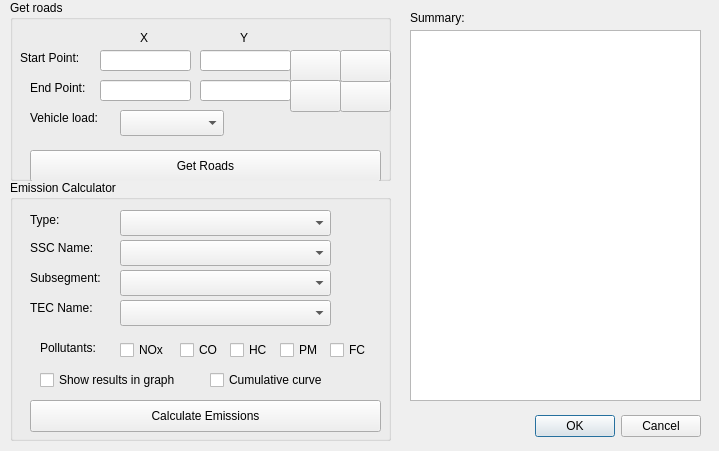
NPRA/RoadEmissionCalculator, file road_emission_calculator_dialog_base.ui: the form before one commit.
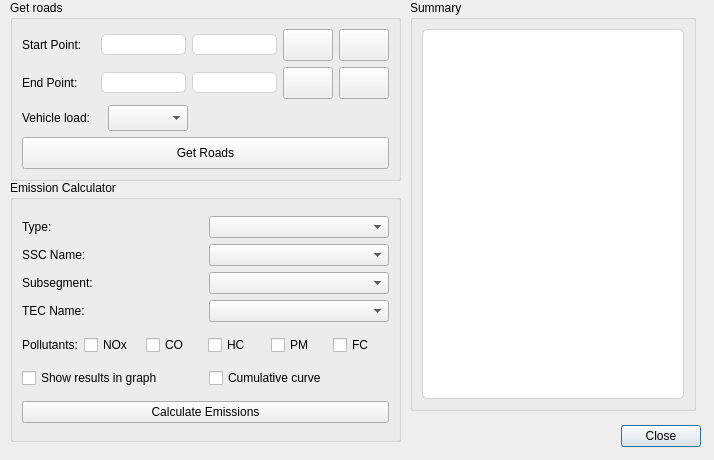
The form after the commit. Icons and pictures are not drawn.

Commit message: - set ui constrains

What changed in the file:
```diff
--- a/road_emission_calculator_dialog_base.ui
+++ b/road_emission_calculator_dialog_base.ui
@@ -9,8 +9,8 @@
    <rect>
     <x>0</x>
     <y>0</y>
-    <width>719</width>
-    <height>451</height>
+    <width>714</width>
+    <height>460</height>
    </rect>
   </property>
   <property name="windowTitle">
@@ -23,7 +23,7 @@
    <property name="geometry">
     <rect>
      <x>530</x>
-     <y>410</y>
+     <y>420</y>
      <width>171</width>
      <height>32</height>
     </rect>
@@ -32,7 +32,7 @@
     <enum>Qt::Horizontal</enum>
    </property>
    <property name="standardButtons">
-    <set>QDialogButtonBox::Cancel|QDialogButtonBox::Ok</set>
+    <set>QDialogButtonBox::Close</set>
    </property>
   </widget>
   <widget class="QGroupBox" name="groupBoxCalculator">
@@ -40,457 +40,472 @@
     <rect>
      <x>10</x>
      <y>180</y>
-     <width>381</width>
-     <height>261</height>
+     <width>391</width>
+     <height>262</height>
     </rect>
    </property>
    <property name="title">
     <string>Emission Calculator</string>
    </property>
-   <widget class="QLabel" name="label_7">
-    <property name="geometry">
-     <rect>
-      <x>20</x>
-      <y>30</y>
-      <width>41</width>
-      <height>20</height>
-     </rect>
-    </property>
-    <property name="text">
-     <string>Type:</string>
-    </property>
-   </widget>
-   <widget class="QComboBox" name="cmbBoxTecName">
-    <property name="geometry">
-     <rect>
-      <x>110</x>
-      <y>120</y>
-      <width>211</width>
-      <height>26</height>
-     </rect>
-    </property>
-   </widget>
-   <widget class="QCheckBox" name="checkBoxShowInGraph">
-    <property name="geometry">
-     <rect>
-      <x>30</x>
-      <y>190</y>
-      <width>151</width>
-      <height>20</height>
-     </rect>
-    </property>
-    <property name="text">
-     <string>Show results in graph</string>
-    </property>
-   </widget>
-   <widget class="QCheckBox" name="checkBoxCumulative">
-    <property name="geometry">
-     <rect>
-      <x>200</x>
-      <y>190</y>
-      <width>141</width>
-      <height>20</height>
-     </rect>
-    </property>
-    <property name="text">
-     <string>Cumulative curve</string>
-    </property>
-   </widget>
-   <widget class="QLabel" name="label_10">
-    <property name="geometry">
-     <rect>
-      <x>20</x>
-      <y>120</y>
-      <width>81</width>
-      <height>16</height>
-     </rect>
-    </property>
-    <property name="text">
-     <string>TEC Name:</string>
-    </property>
-   </widget>
-   <widget class="QComboBox" name="cmbBoxType">
-    <property name="geometry">
-     <rect>
-      <x>110</x>
-      <y>30</y>
-      <width>211</width>
-      <height>26</height>
-     </rect>
-    </property>
-   </widget>
-   <widget class="QComboBox" name="cmbBoxSubsegment">
-    <property name="geometry">
-     <rect>
-      <x>110</x>
-      <y>90</y>
-      <width>211</width>
-      <height>26</height>
-     </rect>
-    </property>
-   </widget>
-   <widget class="QCheckBox" name="checkBoxCo">
-    <property name="geometry">
-     <rect>
-      <x>170</x>
-      <y>160</y>
-      <width>41</width>
-      <height>20</height>
-     </rect>
-    </property>
-    <property name="text">
-     <string>CO</string>
-    </property>
-   </widget>
-   <widget class="QPushButton" name="btnGetEmissions">
-    <property name="geometry">
-     <rect>
-      <x>20</x>
-      <y>220</y>
-      <width>351</width>
-      <height>32</height>
-     </rect>
-    </property>
-    <property name="text">
-     <string>Calculate Emissions</string>
-    </property>
-   </widget>
-   <widget class="QCheckBox" name="checkBoxNox">
-    <property name="geometry">
-     <rect>
-      <x>110</x>
-      <y>160</y>
-      <width>51</width>
-      <height>20</height>
-     </rect>
-    </property>
-    <property name="text">
-     <string>NOx</string>
-    </property>
-   </widget>
-   <widget class="QCheckBox" name="checkBoxHc">
-    <property name="geometry">
-     <rect>
-      <x>220</x>
-      <y>160</y>
-      <width>41</width>
-      <height>20</height>
-     </rect>
-    </property>
-    <property name="text">
-     <string>HC</string>
-    </property>
-   </widget>
-   <widget class="QCheckBox" name="checkBoxPm">
-    <property name="geometry">
-     <rect>
-      <x>270</x>
-      <y>160</y>
-      <width>41</width>
-      <height>20</height>
-     </rect>
-    </property>
-    <property name="text">
-     <string>PM</string>
-    </property>
-   </widget>
-   <widget class="QComboBox" name="cmbBoxSscName">
-    <property name="geometry">
-     <rect>
-      <x>110</x>
-      <y>60</y>
-      <width>211</width>
-      <height>26</height>
-     </rect>
-    </property>
-   </widget>
-   <widget class="QLabel" name="label_3">
-    <property name="geometry">
-     <rect>
-      <x>30</x>
-      <y>160</y>
-      <width>71</width>
-      <height>16</height>
-     </rect>
-    </property>
-    <property name="text">
-     <string>Pollutants:</string>
-    </property>
-   </widget>
-   <widget class="QCheckBox" name="checkBoxFc">
-    <property name="geometry">
-     <rect>
-      <x>320</x>
-      <y>160</y>
-      <width>41</width>
-      <height>20</height>
-     </rect>
-    </property>
-    <property name="text">
-     <string>FC</string>
-    </property>
-   </widget>
-   <widget class="QLabel" name="label_8">
-    <property name="geometry">
-     <rect>
-      <x>20</x>
-      <y>60</y>
-      <width>71</width>
-      <height>16</height>
-     </rect>
-    </property>
-    <property name="text">
-     <string>SSC Name:</string>
-    </property>
-   </widget>
-   <widget class="QLabel" name="label_9">
-    <property name="geometry">
-     <rect>
-      <x>20</x>
-      <y>90</y>
-      <width>81</width>
-      <height>16</height>
-     </rect>
-    </property>
-    <property name="text">
-     <string>Subsegment:</string>
-    </property>
-   </widget>
+   <layout class="QGridLayout" name="gridLayout_4">
+    <item row="0" column="0">
+     <layout class="QGridLayout" name="gridLayout">
+      <property name="sizeConstraint">
+       <enum>QLayout::SetFixedSize</enum>
+      </property>
+      <item row="0" column="0">
+       <widget class="QLabel" name="label_7">
+        <property name="text">
+         <string>Type:</string>
+        </property>
+       </widget>
+      </item>
+      <item row="0" column="1">
+       <widget class="QComboBox" name="cmbBoxType">
+        <property name="editable">
+         <bool>false</bool>
+        </property>
+        <property name="sizeAdjustPolicy">
+         <enum>QComboBox::AdjustToContents</enum>
+        </property>
+       </widget>
+      </item>
+      <item row="1" column="0">
+       <widget class="QLabel" name="label_8">
+        <property name="text">
+         <string>SSC Name:</string>
+        </property>
+       </widget>
+      </item>
+      <item row="1" column="1">
+       <widget class="QComboBox" name="cmbBoxSscName">
+        <property name="sizeAdjustPolicy">
+         <enum>QComboBox::AdjustToContents</enum>
+        </property>
+       </widget>
+      </item>
+      <item row="2" column="0">
+       <widget class="QLabel" name="label_9">
+        <property name="text">
+         <string>Subsegment:</string>
+        </property>
+       </widget>
+      </item>
+      <item row="2" column="1">
+       <widget class="QComboBox" name="cmbBoxSubsegment"/>
+      </item>
+      <item row="3" column="0">
+       <widget class="QLabel" name="label_10">
+        <property name="text">
+         <string>TEC Name:</string>
+        </property>
+       </widget>
+      </item>
+      <item row="3" column="1">
+       <widget class="QComboBox" name="cmbBoxTecName"/>
+      </item>
+     </layout>
+    </item>
+    <item row="1" column="0">
+     <layout class="QGridLayout" name="gridLayout_2">
+      <property name="sizeConstraint">
+       <enum>QLayout::SetFixedSize</enum>
+      </property>
+      <item row="0" column="0">
+       <widget class="QLabel" name="label_3">
+        <property name="text">
+         <string>Pollutants:</string>
+        </property>
+       </widget>
+      </item>
+      <item row="0" column="1">
+       <widget class="QCheckBox" name="checkBoxNox">
+        <property name="text">
+         <string>NOx</string>
+        </property>
+       </widget>
+      </item>
+      <item row="0" column="2">
+       <widget class="QCheckBox" name="checkBoxCo">
+        <property name="text">
+         <string>CO</string>
+        </property>
+       </widget>
+      </item>
+      <item row="0" column="3">
+       <widget class="QCheckBox" name="checkBoxHc">
+        <property name="text">
+         <string>HC</string>
+        </property>
+       </widget>
+      </item>
+      <item row="0" column="4">
+       <widget class="QCheckBox" name="checkBoxPm">
+        <property name="text">
+         <string>PM</string>
+        </property>
+       </widget>
+      </item>
+      <item row="0" column="5">
+       <widget class="QCheckBox" name="checkBoxFc">
+        <property name="text">
+         <string>FC</string>
+        </property>
+       </widget>
+      </item>
+     </layout>
+    </item>
+    <item row="2" column="0">
+     <layout class="QGridLayout" name="gridLayout_3">
+      <property name="sizeConstraint">
+       <enum>QLayout::SetFixedSize</enum>
+      </property>
+      <item row="0" column="0">
+       <widget class="QCheckBox" name="checkBoxShowInGraph">
+        <property name="text">
+         <string>Show results in graph</string>
+        </property>
+       </widget>
+      </item>
+      <item row="0" column="1">
+       <widget class="QCheckBox" name="checkBoxCumulative">
+        <property name="text">
+         <string>Cumulative curve</string>
+        </property>
+       </widget>
+      </item>
+     </layout>
+    </item>
+    <item row="3" column="0">
+     <widget class="QPushButton" name="btnGetEmissions">
+      <property name="text">
+       <string>Calculate Emissions</string>
+      </property>
+      <property name="autoDefault">
+       <bool>false</bool>
+      </property>
+     </widget>
+    </item>
+   </layout>
   </widget>
   <widget class="QGroupBox" name="groupBox">
    <property name="geometry">
     <rect>
      <x>10</x>
      <y>0</y>
-     <width>381</width>
+     <width>391</width>
      <height>181</height>
     </rect>
    </property>
    <property name="title">
     <string>Get roads</string>
    </property>
-   <widget class="QPushButton" name="btnRemoveEndPoint">
-    <property name="geometry">
-     <rect>
-      <x>330</x>
-      <y>80</y>
-      <width>51</width>
-      <height>32</height>
-     </rect>
-    </property>
-    <property name="text">
-     <string/>
-    </property>
-    <property name="icon">
-     <iconset>
-      <normaloff>images/trash_64.png</normaloff>images/trash_64.png</iconset>
-    </property>
-   </widget>
-   <widget class="QPushButton" name="btnGetRoads">
-    <property name="geometry">
-     <rect>
-      <x>20</x>
-      <y>150</y>
-      <width>351</width>
-      <height>32</height>
-     </rect>
-    </property>
-    <property name="text">
-     <string>Get Roads</string>
-    </property>
-   </widget>
-   <widget class="QLabel" name="label_11">
-    <property name="geometry">
-     <rect>
-      <x>20</x>
-      <y>110</y>
-      <width>81</width>
-      <height>16</height>
-     </rect>
-    </property>
-    <property name="text">
-     <string>Vehicle load:</string>
-    </property>
-   </widget>
-   <widget class="QLabel" name="label_4">
-    <property name="geometry">
-     <rect>
-      <x>20</x>
-      <y>80</y>
-      <width>71</width>
-      <height>16</height>
-     </rect>
-    </property>
-    <property name="text">
-     <string>End Point:</string>
-    </property>
-   </widget>
-   <widget class="QPushButton" name="btnAddStartPoint">
-    <property name="geometry">
-     <rect>
-      <x>280</x>
-      <y>50</y>
-      <width>51</width>
-      <height>32</height>
-     </rect>
-    </property>
-    <property name="text">
-     <string/>
-    </property>
-    <property name="icon">
-     <iconset>
-      <normaloff>images/pencil_64.png</normaloff>images/pencil_64.png</iconset>
-    </property>
-   </widget>
-   <widget class="QPushButton" name="btnAddEndPoint">
-    <property name="geometry">
-     <rect>
-      <x>280</x>
-      <y>80</y>
-      <width>51</width>
-      <height>32</height>
-     </rect>
-    </property>
-    <property name="text">
-     <string/>
-    </property>
-    <property name="icon">
-     <iconset>
-      <normaloff>images/pencil_64.png</normaloff>images/pencil_64.png</iconset>
-    </property>
-   </widget>
-   <widget class="QPushButton" name="btnRemoveStartPoint">
-    <property name="geometry">
-     <rect>
-      <x>330</x>
-      <y>50</y>
-      <width>51</width>
-      <height>32</height>
-     </rect>
-    </property>
-    <property name="text">
-     <string/>
-    </property>
-    <property name="icon">
-     <iconset>
-      <normaloff>images/trash_64.png</normaloff>images/trash_64.png</iconset>
-    </property>
-   </widget>
-   <widget class="QComboBox" name="cmbBoxLoad">
-    <property name="geometry">
-     <rect>
-      <x>110</x>
-      <y>110</y>
-      <width>104</width>
-      <height>26</height>
-     </rect>
-    </property>
-   </widget>
-   <widget class="QLabel" name="label_2">
-    <property name="geometry">
-     <rect>
-      <x>10</x>
-      <y>50</y>
-      <width>81</width>
-      <height>16</height>
-     </rect>
-    </property>
-    <property name="text">
-     <string>Start Point:</string>
-    </property>
-   </widget>
-   <widget class="QLabel" name="label">
-    <property name="geometry">
-     <rect>
-      <x>130</x>
-      <y>30</y>
-      <width>21</width>
-      <height>16</height>
-     </rect>
-    </property>
-    <property name="text">
-     <string>X</string>
-    </property>
-   </widget>
-   <widget class="QLabel" name="label_5">
-    <property name="geometry">
-     <rect>
-      <x>230</x>
-      <y>30</y>
-      <width>21</width>
-      <height>16</height>
-     </rect>
-    </property>
-    <property name="text">
-     <string>Y</string>
-    </property>
-   </widget>
-   <widget class="QLineEdit" name="lineEditStartX">
-    <property name="geometry">
-     <rect>
-      <x>90</x>
-      <y>50</y>
-      <width>91</width>
-      <height>21</height>
-     </rect>
-    </property>
-   </widget>
-   <widget class="QLineEdit" name="lineEditStartY">
-    <property name="geometry">
-     <rect>
-      <x>190</x>
-      <y>50</y>
-      <width>91</width>
-      <height>21</height>
-     </rect>
-    </property>
-   </widget>
-   <widget class="QLineEdit" name="lineEditEndX">
-    <property name="geometry">
-     <rect>
-      <x>90</x>
-      <y>80</y>
-      <width>91</width>
-      <height>21</height>
-     </rect>
-    </property>
-   </widget>
-   <widget class="QLineEdit" name="lineEditEndY">
-    <property name="geometry">
-     <rect>
-      <x>190</x>
-      <y>80</y>
-      <width>91</width>
-      <height>21</height>
-     </rect>
-    </property>
-   </widget>
+   <layout class="QGridLayout" name="gridLayout_7">
+    <item row="0" column="0">
+     <layout class="QGridLayout" name="gridLayout_5">
+      <property name="sizeConstraint">
+       <enum>QLayout::SetFixedSize</enum>
+      </property>
+      <item row="0" column="0">
+       <widget class="QLabel" name="label_2">
+        <property name="text">
+         <string>Start Point:</string>
+        </property>
+       </widget>
+      </item>
+      <item row="0" column="1">
+       <widget class="QLineEdit" name="lineEditStartX">
+        <property name="minimumSize">
+         <size>
+          <width>85</width>
+          <height>21</height>
+         </size>
+        </property>
+        <property name="maximumSize">
+         <size>
+          <width>85</width>
+          <height>21</height>
+         </size>
+        </property>
+        <property name="styleSheet">
+         <string notr="true">QLineEdit{border: 1px solid lightgrey; border-radius:5px; }</string>
+        </property>
+       </widget>
+      </item>
+      <item row="0" column="2">
+       <widget class="QLineEdit" name="lineEditStartY">
+        <property name="minimumSize">
+         <size>
+          <width>85</width>
+          <height>21</height>
+         </size>
+        </property>
+        <property name="maximumSize">
+         <size>
+          <width>85</width>
+          <height>21</height>
+         </size>
+        </property>
+        <property name="styleSheet">
+         <string notr="true">QLineEdit{border: 1px solid lightgrey; border-radius:5px; }</string>
+        </property>
+       </widget>
+      </item>
+      <item row="0" column="3">
+       <widget class="QPushButton" name="btnAddStartPoint">
+        <property name="minimumSize">
+         <size>
+          <width>50</width>
+          <height>32</height>
+         </size>
+        </property>
+        <property name="maximumSize">
+         <size>
+          <width>50</width>
+          <height>32</height>
+         </size>
+        </property>
+        <property name="text">
+         <string/>
+        </property>
+        <property name="icon">
+         <iconset>
+          <normaloff>images/pencil_64.png</normaloff>images/pencil_64.png</iconset>
+        </property>
+        <property name="autoDefault">
+         <bool>false</bool>
+        </property>
+       </widget>
+      </item>
+      <item row="0" column="4">
+       <widget class="QPushButton" name="btnRemoveStartPoint">
+        <property name="minimumSize">
+         <size>
+          <width>50</width>
+          <height>32</height>
+         </size>
+        </property>
+        <property name="maximumSize">
+         <size>
+          <width>50</width>
+          <height>32</height>
+         </size>
+        </property>
+        <property name="text">
+         <string/>
+        </property>
+        <property name="icon">
+         <iconset>
+          <normaloff>images/trash_64.png</normaloff>images/trash_64.png</iconset>
+        </property>
+        <property name="autoDefault">
+         <bool>false</bool>
+        </property>
+       </widget>
+      </item>
+      <item row="1" column="0">
+       <widget class="QLabel" name="label_4">
+        <property name="text">
+         <string>End Point:</string>
+        </property>
+       </widget>
+      </item>
+      <item row="1" column="1">
+       <widget class="QLineEdit" name="lineEditEndX">
+        <property name="minimumSize">
+         <size>
+          <width>85</width>
+          <height>21</height>
+         </size>
+        </property>
+        <property name="maximumSize">
+         <size>
+          <width>85</width>
+          <height>21</height>
+         </size>
+        </property>
+        <property name="styleSheet">
+         <string notr="true">QLineEdit{border: 1px solid lightgrey; border-radius:5px; }</string>
+        </property>
+       </widget>
+      </item>
+      <item row="1" column="2">
+       <widget class="QLineEdit" name="lineEditEndY">
+        <property name="minimumSize">
+         <size>
+          <width>85</width>
+          <height>21</height>
+         </size>
+        </property>
+        <property name="maximumSize">
+         <size>
+          <width>85</width>
+          <height>21</height>
+         </size>
+        </property>
+        <property name="styleSheet">
+         <string notr="true">QLineEdit{border: 1px solid lightgrey; border-radius:5px; }</string>
+        </property>
+       </widget>
+      </item>
+      <item row="1" column="3">
+       <widget class="QPushButton" name="btnAddEndPoint">
+        <property name="minimumSize">
+         <size>
+          <width>50</width>
+          <height>32</height>
+         </size>
+        </property>
+        <property name="maximumSize">
+         <size>
+          <width>50</width>
+          <height>32</height>
+         </size>
+        </property>
+        <property name="text">
+         <string/>
+        </property>
+        <property name="icon">
+         <iconset>
+          <normaloff>images/pencil_64.png</normaloff>images/pencil_64.png</iconset>
+        </property>
+        <property name="autoDefault">
+         <bool>false</bool>
+        </property>
+       </widget>
+      </item>
+      <item row="1" column="4">
+       <widget class="QPushButton" name="btnRemoveEndPoint">
+        <property name="minimumSize">
+         <size>
+          <width>50</width>
+          <height>32</height>
+         </size>
+        </property>
+        <property name="maximumSize">
+         <size>
+          <width>50</width>
+          <height>32</height>
+         </size>
+        </property>
+        <property name="text">
+         <string/>
+        </property>
+        <property name="icon">
+         <iconset>
+          <normaloff>images/trash_64.png</normaloff>images/trash_64.png</iconset>
+        </property>
+        <property name="autoDefault">
+         <bool>false</bool>
+        </property>
+       </widget>
+      </item>
+     </layout>
+    </item>
+    <item row="1" column="0">
+     <layout class="QGridLayout" name="gridLayout_6">
+      <property name="sizeConstraint">
+       <enum>QLayout::SetFixedSize</enum>
+      </property>
+      <item row="0" column="0">
+       <widget class="QLabel" name="label_11">
+        <property name="minimumSize">
+         <size>
+          <width>80</width>
+          <height>0</height>
+         </size>
+        </property>
+        <property name="maximumSize">
+         <size>
+          <width>80</width>
+          <height>16777215</height>
+         </size>
+        </property>
+        <property name="text">
+         <string>Vehicle load:</string>
+        </property>
+       </widget>
+      </item>
+      <item row="0" column="1">
+       <widget class="QComboBox" name="cmbBoxLoad">
+        <property name="minimumSize">
+         <size>
+          <width>80</width>
+          <height>26</height>
+         </size>
+        </property>
+        <property name="maximumSize">
+         <size>
+          <width>80</width>
+          <height>26</height>
+         </size>
+        </property>
+       </widget>
+      </item>
+      <item row="0" column="2">
+       <spacer name="horizontalSpacer">
+        <property name="orientation">
+         <enum>Qt::Horizontal</enum>
+        </property>
+        <property name="sizeHint" stdset="0">
+         <size>
+          <width>40</width>
+          <height>20</height>
+         </size>
+        </property>
+       </spacer>
+      </item>
+     </layout>
+    </item>
+    <item row="2" column="0">
+     <widget class="QPushButton" name="btnGetRoads">
+      <property name="minimumSize">
+       <size>
+        <width>0</width>
+        <height>32</height>
+       </size>
+      </property>
+      <property name="maximumSize">
+       <size>
+        <width>16777215</width>
+        <height>32</height>
+       </size>
+      </property>
+      <property name="text">
+       <string>Get Roads</string>
+      </property>
+      <property name="autoDefault">
+       <bool>false</bool>
+      </property>
+     </widget>
+    </item>
+   </layout>
   </widget>
-  <widget class="QTextEdit" name="textEditSummary">
-   <property name="enabled">
-    <bool>true</bool>
-   </property>
+  <widget class="QGroupBox" name="groupBox_2">
    <property name="geometry">
     <rect>
      <x>410</x>
-     <y>30</y>
-     <width>291</width>
-     <height>371</height>
+     <y>0</y>
+     <width>286</width>
+     <height>411</height>
     </rect>
    </property>
-  </widget>
-  <widget class="QLabel" name="label_6">
-   <property name="geometry">
-    <rect>
-     <x>410</x>
-     <y>10</y>
-     <width>60</width>
-     <height>16</height>
-    </rect>
+   <property name="title">
+    <string>Summary</string>
    </property>
-   <property name="text">
-    <string>Summary:</string>
-   </property>
+   <layout class="QGridLayout" name="gridLayout_8">
+    <item row="0" column="0">
+     <widget class="QTextEdit" name="textEditSummary">
+      <property name="enabled">
+       <bool>true</bool>
+      </property>
+      <property name="styleSheet">
+       <string notr="true">QTextEdit {  
+                    border: 1px solid lightgrey; border-radius:5px; background-color: palette(base);}</string>
+      </property>
+     </widget>
+    </item>
+   </layout>
   </widget>
  </widget>
  <resources/>
```
